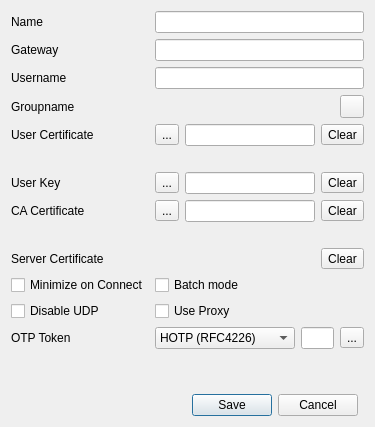
openconnect/openconnect-gui, file editdialog.ui: the form before one commit.
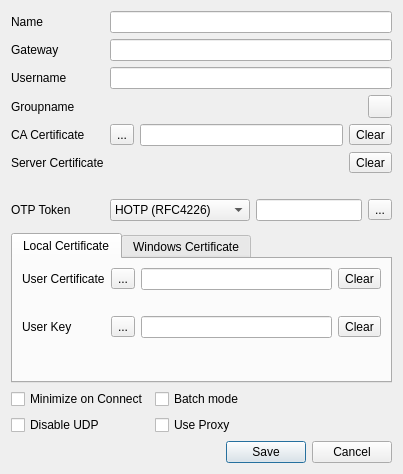
The form after the commit. Icons and pictures are not drawn.

What changed in the file:
```diff
--- a/editdialog.ui
+++ b/editdialog.ui
@@ -6,15 +6,56 @@
    <rect>
     <x>0</x>
     <y>0</y>
-    <width>375</width>
-    <height>427</height>
+    <width>403</width>
+    <height>474</height>
    </rect>
   </property>
   <property name="windowTitle">
    <string>Edit</string>
   </property>
   <layout class="QGridLayout" name="gridLayout_2">
+   <item row="5" column="0">
+    <layout class="QFormLayout" name="formLayout_6">
+     <item row="0" column="0">
+      <widget class="QCheckBox" name="minimizeBox">
+       <property name="toolTip">
+        <string>Enable this to automatically minimize after connection</string>
+       </property>
+       <property name="text">
+        <string>Minimize on Connect</string>
+       </property>
+      </widget>
+     </item>
+     <item row="0" column="1">
+      <widget class="QCheckBox" name="batchModeBox">
+       <property name="toolTip">
+        <string>Enable this to remember passwords for this server</string>
+       </property>
+       <property name="text">
+        <string>Batch mode</string>
+       </property>
+      </widget>
+     </item>
    <item row="1" column="0">
+      <widget class="QCheckBox" name="disableUDP">
+       <property name="text">
+        <string>Disable UDP</string>
+       </property>
+      </widget>
+     </item>
+     <item row="1" column="1">
+      <widget class="QCheckBox" name="proxyBox">
+       <property name="toolTip">
+        <string>Enable this to use the system's default proxy settings for this server</string>
+       </property>
+       <property name="text">
+        <string>Use Proxy</string>
+       </property>
+      </widget>
+     </item>
+    </layout>
+   </item>
+   <item row="7" column="0">
     <widget class="QDialogButtonBox" name="buttonBox">
      <property name="orientation">
       <enum>Qt::Horizontal</enum>
@@ -27,7 +68,9 @@
    <item row="1" column="1">
     <layout class="QGridLayout" name="gridLayout"/>
    </item>
-   <item row="0" column="0" colspan="2">
+   <item row="3" column="0">
+    <layout class="QVBoxLayout" name="verticalLayout_4">
+     <item>
     <layout class="QFormLayout" name="formLayout">
      <property name="fieldGrowthPolicy">
       <enum>QFormLayout::AllNonFixedFieldsGrow</enum>
@@ -115,102 +158,14 @@
        </item>
       </layout>
      </item>
-     <item row="9" column="0">
-      <widget class="QLabel" name="label_3">
-       <property name="text">
-        <string>User Certificate</string>
-       </property>
-      </widget>
-     </item>
-     <item row="9" column="1">
-      <layout class="QHBoxLayout" name="horizontalLayout">
-       <item>
-        <widget class="QToolButton" name="userCertButton">
-         <property name="text">
-          <string>...</string>
-         </property>
-        </widget>
-       </item>
-       <item>
-        <widget class="QLineEdit" name="userCertEdit">
-         <property name="toolTip">
-          <string>Specify your certificate file, if any</string>
-         </property>
-        </widget>
-       </item>
-       <item>
-        <widget class="QToolButton" name="userCertClear">
-         <property name="text">
-          <string>Clear</string>
-         </property>
-         <property name="icon">
-          <iconset resource="resources.qrc">
-           <normaloff>:/new/resource/trashcan.png</normaloff>:/new/resource/trashcan.png</iconset>
-         </property>
-        </widget>
-       </item>
-      </layout>
-     </item>
-     <item row="10" column="1">
-      <widget class="QLabel" name="userCertHash">
-       <property name="text">
-        <string/>
-       </property>
-      </widget>
-     </item>
-     <item row="11" column="0">
-      <widget class="QLabel" name="userKeyLabel">
-       <property name="enabled">
-        <bool>true</bool>
-       </property>
-       <property name="text">
-        <string>User Key</string>
-       </property>
-      </widget>
-     </item>
-     <item row="11" column="1">
-      <layout class="QHBoxLayout" name="horizontalLayout_2">
-       <item>
-        <widget class="QToolButton" name="userKeyButton">
-         <property name="enabled">
-          <bool>true</bool>
-         </property>
-         <property name="text">
-          <string>...</string>
-         </property>
-        </widget>
-       </item>
-       <item>
-        <widget class="QLineEdit" name="userKeyEdit">
-         <property name="enabled">
-          <bool>true</bool>
-         </property>
-         <property name="toolTip">
-          <string>Specify your key file if any; in case of a PKCS #12 file, you only need to set the certificate</string>
-         </property>
-        </widget>
-       </item>
-       <item>
-        <widget class="QToolButton" name="userKeyClear">
-         <property name="text">
-          <string>Clear</string>
-         </property>
-         <property name="icon">
-          <iconset resource="resources.qrc">
-           <normaloff>:/new/resource/trashcan.png</normaloff>:/new/resource/trashcan.png</iconset>
-         </property>
-        </widget>
-       </item>
-      </layout>
-     </item>
-     <item row="13" column="0">
+       <item row="7" column="0">
       <widget class="QLabel" name="label_4">
        <property name="text">
         <string>CA Certificate</string>
        </property>
       </widget>
      </item>
-     <item row="13" column="1">
+       <item row="7" column="1">
       <layout class="QHBoxLayout" name="horizontalLayout_4">
        <item>
         <widget class="QToolButton" name="caCertButton">
@@ -242,21 +197,14 @@
        </item>
       </layout>
      </item>
-     <item row="14" column="1">
-      <widget class="QLabel" name="caCertHash">
-       <property name="text">
-        <string/>
-       </property>
-      </widget>
-     </item>
-     <item row="16" column="0">
+       <item row="8" column="0">
       <widget class="QLabel" name="label_6">
        <property name="text">
         <string>Server Certificate</string>
        </property>
       </widget>
      </item>
-     <item row="16" column="1">
+       <item row="8" column="1">
       <layout class="QHBoxLayout" name="horizontalLayout_3">
        <item>
         <widget class="QLabel" name="serverCertHash">
@@ -281,51 +229,21 @@
        </item>
       </layout>
      </item>
-     <item row="17" column="0">
-      <widget class="QCheckBox" name="minimizeBox">
-       <property name="toolTip">
-        <string>Enable this to automatically minimize after connection</string>
-       </property>
+       <item row="9" column="1">
+        <widget class="QLabel" name="caCertHash">
        <property name="text">
-        <string>Minimize on Connect</string>
+          <string/>
        </property>
       </widget>
      </item>
-     <item row="17" column="1">
-      <widget class="QCheckBox" name="batchModeBox">
-       <property name="toolTip">
-        <string>Enable this to remember passwords for this server</string>
-       </property>
-       <property name="text">
-        <string>Batch mode</string>
-       </property>
-      </widget>
-     </item>
-     <item row="18" column="0">
-      <widget class="QCheckBox" name="disableUDP">
-       <property name="text">
-        <string>Disable UDP</string>
-       </property>
-      </widget>
-     </item>
-     <item row="18" column="1">
-      <widget class="QCheckBox" name="proxyBox">
-       <property name="toolTip">
-        <string>Enable this to use the system's default proxy settings for this server</string>
-       </property>
-       <property name="text">
-        <string>Use Proxy</string>
-       </property>
-      </widget>
-     </item>
-     <item row="19" column="0">
+       <item row="10" column="0">
       <widget class="QLabel" name="label_10">
        <property name="text">
         <string>OTP Token</string>
        </property>
       </widget>
      </item>
-     <item row="19" column="1">
+       <item row="10" column="1">
       <layout class="QHBoxLayout" name="horizontalLayout_5">
        <item>
         <widget class="QComboBox" name="tokenBox">
@@ -377,6 +295,153 @@
         </widget>
        </item>
       </layout>
+       </item>
+       <item row="11" column="1">
+        <spacer name="verticalSpacer">
+         <property name="orientation">
+          <enum>Qt::Vertical</enum>
+         </property>
+         <property name="sizeHint" stdset="0">
+          <size>
+           <width>20</width>
+           <height>40</height>
+          </size>
+         </property>
+        </spacer>
+       </item>
+      </layout>
+     </item>
+     <item>
+      <widget class="QTabWidget" name="tabWidget">
+       <property name="currentIndex">
+        <number>0</number>
+       </property>
+       <widget class="QWidget" name="tab_5">
+        <attribute name="title">
+         <string>Local Certificate</string>
+        </attribute>
+        <layout class="QVBoxLayout" name="verticalLayout_5">
+         <item>
+          <layout class="QFormLayout" name="formLayout_2">
+           <property name="fieldGrowthPolicy">
+            <enum>QFormLayout::AllNonFixedFieldsGrow</enum>
+           </property>
+           <item row="1" column="0">
+            <widget class="QLabel" name="label_3">
+             <property name="text">
+              <string>User Certificate</string>
+             </property>
+            </widget>
+           </item>
+           <item row="1" column="1">
+            <layout class="QHBoxLayout" name="horizontalLayout">
+             <item>
+              <widget class="QToolButton" name="userCertButton">
+               <property name="text">
+                <string>...</string>
+               </property>
+              </widget>
+             </item>
+             <item>
+              <widget class="QLineEdit" name="userCertEdit">
+               <property name="toolTip">
+                <string>Specify your certificate file, if any</string>
+               </property>
+              </widget>
+             </item>
+             <item>
+              <widget class="QToolButton" name="userCertClear">
+               <property name="text">
+                <string>Clear</string>
+               </property>
+               <property name="icon">
+                <iconset resource="resources.qrc">
+                 <normaloff>:/new/resource/trashcan.png</normaloff>:/new/resource/trashcan.png</iconset>
+               </property>
+              </widget>
+             </item>
+            </layout>
+           </item>
+           <item row="2" column="1">
+            <widget class="QLabel" name="userCertHash">
+             <property name="text">
+              <string/>
+             </property>
+            </widget>
+           </item>
+           <item row="3" column="0">
+            <widget class="QLabel" name="userKeyLabel">
+             <property name="enabled">
+              <bool>true</bool>
+             </property>
+             <property name="text">
+              <string>User Key</string>
+             </property>
+            </widget>
+           </item>
+           <item row="3" column="1">
+            <layout class="QHBoxLayout" name="horizontalLayout_2">
+             <item>
+              <widget class="QToolButton" name="userKeyButton">
+               <property name="enabled">
+                <bool>true</bool>
+               </property>
+               <property name="text">
+                <string>...</string>
+               </property>
+              </widget>
+             </item>
+             <item>
+              <widget class="QLineEdit" name="userKeyEdit">
+               <property name="enabled">
+                <bool>true</bool>
+               </property>
+               <property name="toolTip">
+                <string>Specify your key file if any; in case of a PKCS #12 file, you only need to set the certificate</string>
+               </property>
+              </widget>
+             </item>
+             <item>
+              <widget class="QToolButton" name="userKeyClear">
+               <property name="text">
+                <string>Clear</string>
+               </property>
+               <property name="icon">
+                <iconset resource="resources.qrc">
+                 <normaloff>:/new/resource/trashcan.png</normaloff>:/new/resource/trashcan.png</iconset>
+               </property>
+              </widget>
+             </item>
+            </layout>
+           </item>
+          </layout>
+         </item>
+        </layout>
+       </widget>
+       <widget class="QWidget" name="tab_6">
+        <attribute name="title">
+         <string>Windows Certificate</string>
+        </attribute>
+        <layout class="QFormLayout" name="formLayout_3">
+         <property name="fieldGrowthPolicy">
+          <enum>QFormLayout::AllNonFixedFieldsGrow</enum>
+         </property>
+         <item row="0" column="0">
+          <widget class="QListWidget" name="loadWinCertList"/>
+         </item>
+         <item row="0" column="1">
+          <widget class="QToolButton" name="loadWinCert">
+           <property name="toolTip">
+            <string extracomment="Select that certificate"/>
+           </property>
+           <property name="text">
+            <string>Select</string>
+           </property>
+          </widget>
+         </item>
+        </layout>
+       </widget>
+      </widget>
      </item>
     </layout>
    </item>
```
Lines whose indentation alone changed are shown as unchanged.
